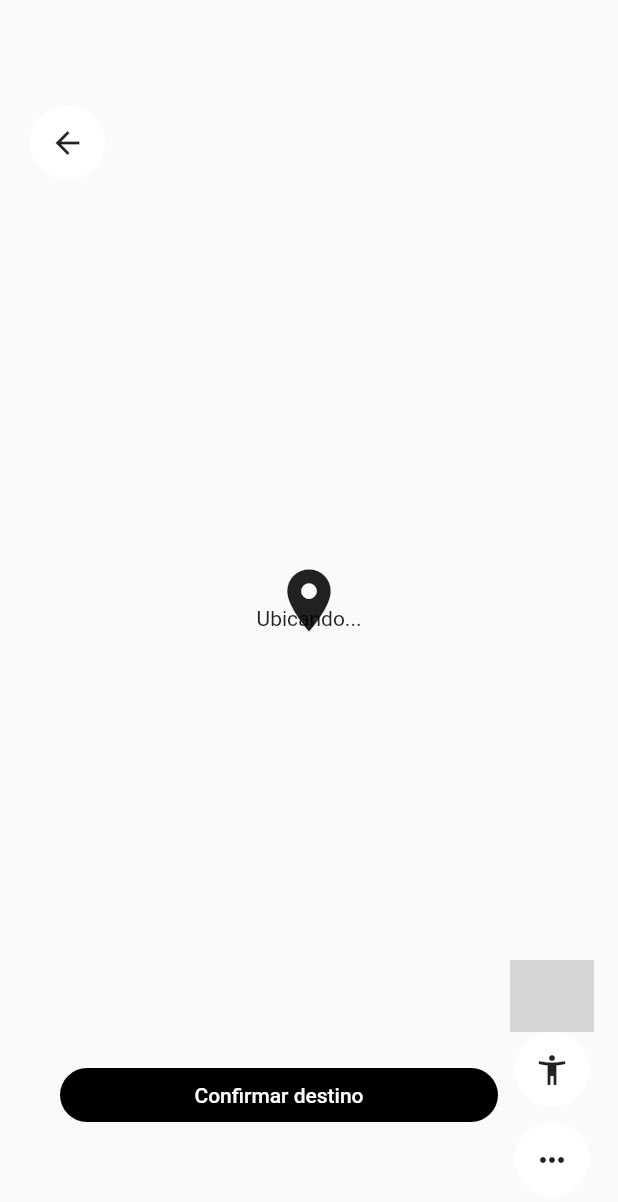
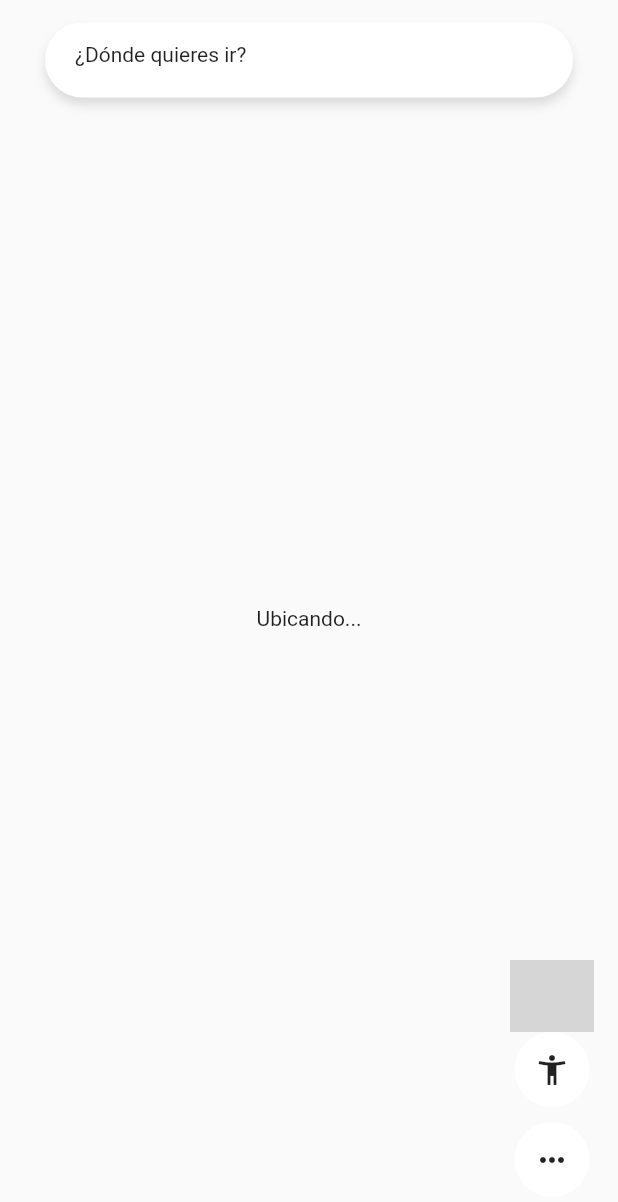
Before and after one commit to rmalvarezq/mapas_gps_flutter, a Flutter app: the screen it shows after launch, on a phone screen of 412 x 824 dp. Shown: the top 1202 px of the screen. Run offline on Flutter 3.47's test engine with Material 2 defaults, Android fonts, the phone set to English and light mode, and no system bars; our stand-ins replace animate_do, bloc, flutter_bloc, geolocator, google_maps_flutter, permission_handler; grey boxes are pictures that could not be loaded.

Commit message:
animaciones terminadas
animaciones en botones e iconos terminados

```diff
--- a/lib/bloc/busqueda/busqueda_event.dart
+++ b/lib/bloc/busqueda/busqueda_event.dart
@@ -2,3 +2,7 @@ part of 'busqueda_bloc.dart';
 
 @immutable
 abstract class BusquedaEvent {}
+
+class OnActivarMarcadorManual extends BusquedaEvent {}
+
+class OnDesactivarMarcadorManual extends BusquedaEvent {}
--- a/lib/bloc/busqueda/busqueda_state.dart
+++ b/lib/bloc/busqueda/busqueda_state.dart
@@ -1,6 +1,13 @@
 part of 'busqueda_bloc.dart';
 
 @immutable
-abstract class BusquedaState {}
+class BusquedaState {
+  final bool seleccionManual;
 
-class BusquedaInitial extends BusquedaState {}
+  BusquedaState({this.seleccionManual = false});
+
+  BusquedaState copyWith({
+    bool seleccionManual,
+  }) =>
+      BusquedaState(seleccionManual: seleccionManual ?? this.seleccionManual);
+}
--- a/lib/main.dart
+++ b/lib/main.dart
@@ -1,11 +1,12 @@
 import 'package:flutter/material.dart';
 import 'package:flutter_bloc/flutter_bloc.dart';
+
+import 'package:mapas_gps_flutter/pages/acceso_gps_pages.dart';
+import 'package:mapas_gps_flutter/bloc/busqueda/busqueda_bloc.dart';
 import 'package:mapas_gps_flutter/bloc/mi_ubicacion/mi_ubicacion_bloc.dart';
-import 'package:mapas_gps_flutter/pages/acceso_gps_pages.dart';
+import 'package:mapas_gps_flutter/bloc/mapa/mapa_bloc.dart';
 
 
-
-import 'package:mapas_gps_flutter/bloc/mapa/mapa_bloc.dart';
 import 'package:mapas_gps_flutter/pages/loading_page.dart';
 import 'package:mapas_gps_flutter/pages/mapa_page.dart';
 
@@ -17,7 +18,8 @@ class MyApp extends StatelessWidget {
     return MultiBlocProvider(
       providers: [
         BlocProvider(create: ( _ ) => MiUbicacionBloc(),),
-        BlocProvider(create: ( _ ) => MapaBloc(),)
+        BlocProvider(create: ( _ ) => MapaBloc(),),
+        BlocProvider(create: ( _ ) => BusquedaBloc(),),
       ],
       child: MaterialApp(
         title: 'Material App',
--- a/lib/pages/mapa_page.dart
+++ b/lib/pages/mapa_page.dart
@@ -34,11 +34,8 @@ class _MapaPageState extends State<MapaPage> {
               builder: (_, state) => crearMapa(state)),
 
           // TODO: hacer le toogle cuando estoy manualmente
-          // Positioned(
-          //   top: 15,
-          //   child: SearchBar()),
+          Positioned(top: 15, child: SearchBar()),
           MarcadorManual(),
-
         ],
       ),
       floatingActionButton: Column(
--- a/lib/widgets/SearchBar.dart
+++ b/lib/widgets/SearchBar.dart
@@ -3,6 +3,20 @@ part of 'widgets.dart';
 class SearchBar extends StatelessWidget {
   @override
   Widget build(BuildContext context) {
+    return BlocBuilder<BusquedaBloc, BusquedaState>(
+      builder: (context, state) {
+        if (state.seleccionManual) {
+          return Container();
+        } else {
+          return FadeInDown(
+              duration: Duration(milliseconds: 300),
+              child: buildSearchBar(context));
+        }
+      },
+    );
+  }
+
+  Widget buildSearchBar(BuildContext context) {
     final width = MediaQuery.of(context).size.width;
     return SafeArea(
       child: Container(
@@ -16,7 +30,7 @@ class SearchBar extends StatelessWidget {
             final SearchResult resultado = await showSearch(
                 context: context, delegate: SearchDestination());
             print(resultado);
-            this.retornoBusqueda(resultado);
+            this.retornoBusqueda(context, resultado);
           },
           child: Container(
             padding: EdgeInsets.symmetric(horizontal: 20, vertical: 13),
@@ -41,10 +55,15 @@ class SearchBar extends StatelessWidget {
     );
   }
 
-  void retornoBusqueda(SearchResult result) {
+  void retornoBusqueda(BuildContext context, SearchResult result) {
     print('cancelo: ${result.cancelo}');
     print('manual: ${result.manual}');
 
     if (result.cancelo) return;
+    if (result.manual) {
+      context.read<BusquedaBloc>().add(OnActivarMarcadorManual());
+      return;
+    }
+    ;
   }
 }
--- a/lib/widgets/marcador_manual.dart
+++ b/lib/widgets/marcador_manual.dart
@@ -3,6 +3,21 @@ part of 'widgets.dart';
 class MarcadorManual extends StatelessWidget {
   // const MarcadorManual({Key key}) : super(key: key);
 
+  @override
+  Widget build(BuildContext context) {
+    return BlocBuilder<BusquedaBloc, BusquedaState>(
+      builder: (context, state) {
+        if (state.seleccionManual) {
+          return _BuildMarcadorManual();
+        } else {
+          return Container();
+        }
+      },
+    );
+  }
+}
+
+class _BuildMarcadorManual extends StatelessWidget {
   @override
   Widget build(BuildContext context) {
     final width = MediaQuery.of(context).size.width;
@@ -12,6 +27,8 @@ class MarcadorManual extends StatelessWidget {
         Positioned(
           top: 70,
           left: 20,
+          child: FadeInLeft(
+            duration: Duration(milliseconds: 150),
             child: CircleAvatar(
               maxRadius: 25,
               backgroundColor: Colors.white,
@@ -21,8 +38,11 @@ class MarcadorManual extends StatelessWidget {
                   color: Colors.black87,
                 ),
                 onPressed: () {
-                // TODO: hacer alguna cosa
+                  context
+                      .read<BusquedaBloc>()
+                      .add(OnDesactivarMarcadorManual());
                 },
+              ),
             ),
           ),
         ),
@@ -30,9 +50,11 @@ class MarcadorManual extends StatelessWidget {
         Center(
           child: Transform.translate(
             offset: Offset(0, -12),
+            child: BounceInDown(
               child: Icon(
                 Icons.location_on,
                 size: 50,
+              ),
             ),
           ),
         ),
@@ -40,6 +62,7 @@ class MarcadorManual extends StatelessWidget {
         Positioned(
           bottom: 70,
           left: 40,
+          child: FadeIn(
             child: MaterialButton(
               minWidth: width - 120,
               child: Text(
@@ -54,6 +77,7 @@ class MarcadorManual extends StatelessWidget {
                 // TODO: confirmar destino
               },
             ),
+          ),
         )
       ],
     );
--- a/lib/widgets/widgets.dart
+++ b/lib/widgets/widgets.dart
@@ -1,6 +1,8 @@
 import 'package:flutter/material.dart';
 
+import 'package:animate_do/animate_do.dart';
 import 'package:flutter_bloc/flutter_bloc.dart';
+import 'package:mapas_gps_flutter/bloc/busqueda/busqueda_bloc.dart';
 import 'package:mapas_gps_flutter/bloc/mapa/mapa_bloc.dart';
 
 import 'package:mapas_gps_flutter/bloc/mi_ubicacion/mi_ubicacion_bloc.dart';
```
Also changed, not shown: lib/bloc/busqueda/busqueda_bloc.dart (+6 -1 lines). Lines whose indentation alone changed are shown as unchanged.
